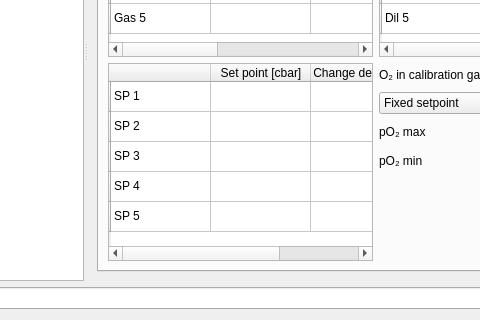
Before: the Qt Designer form qt-ui/configuredivecomputerdialog.ui in subsurface/subsurface, drawn with Qt 5; both pictures show x 167 to 647 and y 294 to 614 of the 842 by 614 pixel window.
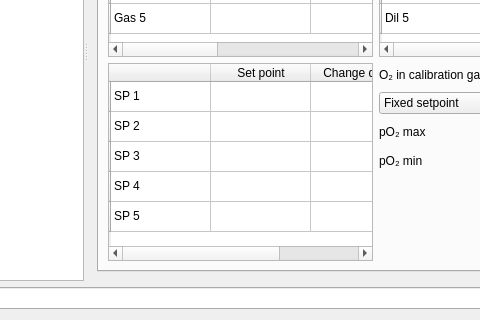
After: the same form once the commit is applied. The open tabs and pages were chosen to show the change. Icons and pictures are not drawn.

Commit message:
Configure divecomputers: add delegates for setpoint configuration
This adds delegates to simplify configuration of setpoint values in the
OSTC's.

```diff
--- a/qt-ui/configuredivecomputerdialog.ui
+++ b/qt-ui/configuredivecomputerdialog.ui
@@ -1217,12 +1217,12 @@
               </column>
               <column>
                <property name="text">
-                <string>Set point [cbar]</string>
+                <string>Set point</string>
                </property>
               </column>
               <column>
                <property name="text">
-                <string>Change depth [m]</string>
+                <string>Change depth</string>
                </property>
               </column>
               <item row="0" column="0">
```
Left out of the diff: 4 changed lines with no effect on the pictures. The commit also changes 2 other files.
